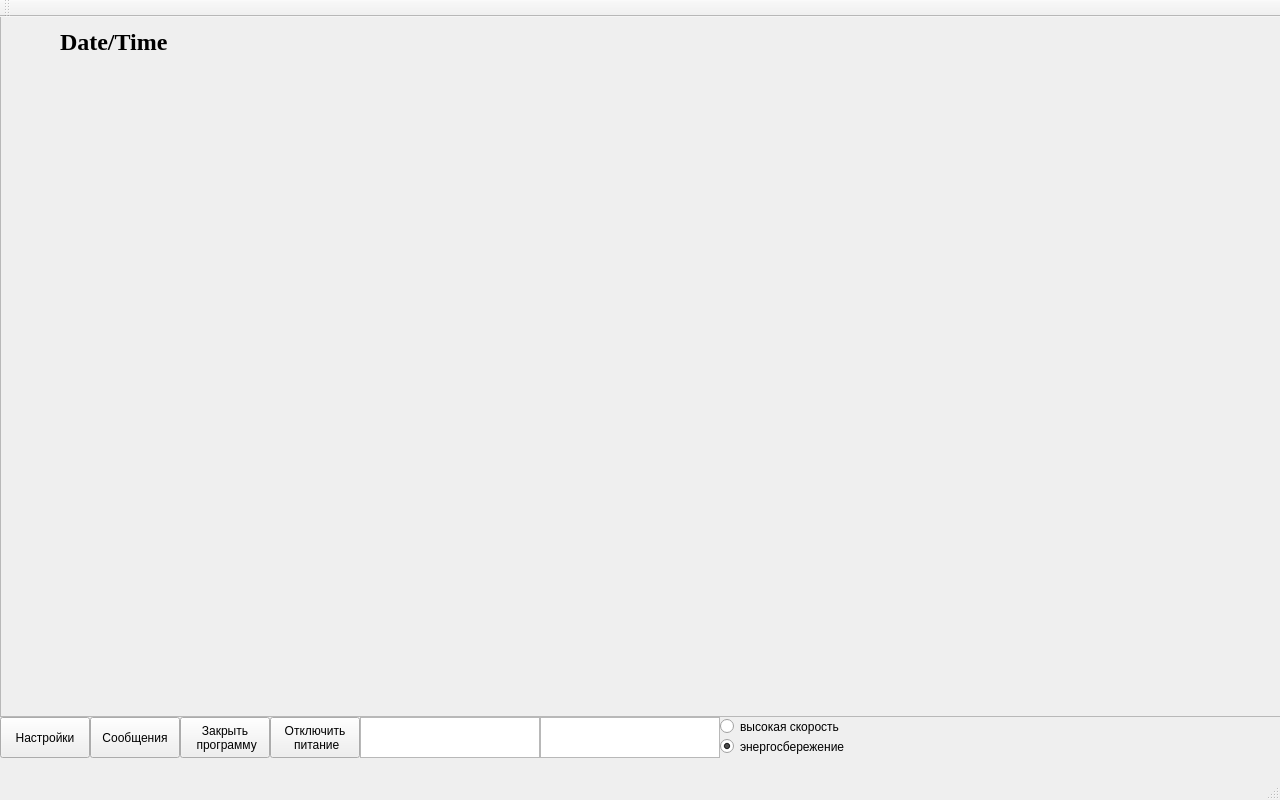
Old version of the form mainwindow.ui in the repository tomyqg/topaz-m.
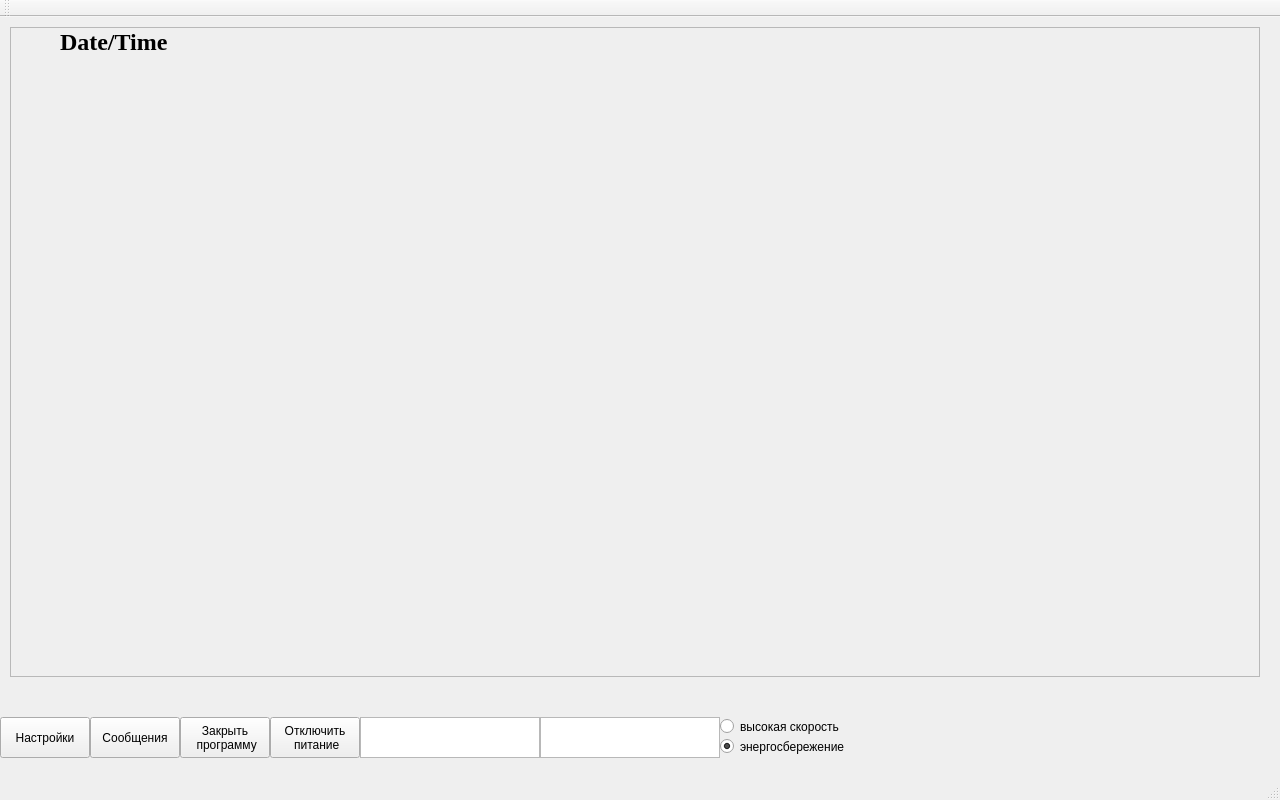
New version of the form. Icons and pictures are not drawn. Custom widgets are drawn as their Qt base class.

```diff
--- a/mainwindow.ui
+++ b/mainwindow.ui
@@ -52,7 +52,7 @@
       <x>10</x>
       <y>10</y>
       <width>1251</width>
-      <height>691</height>
+      <height>650</height>
      </rect>
     </property>
     <property name="sizePolicy">
@@ -111,16 +111,6 @@
       <pixmap>logo.jpg</pixmap>
      </property>
     </widget>
-    <widget class="QWidget" name="MessagesWidget" native="true">
-     <property name="geometry">
-      <rect>
-       <x>39</x>
-       <y>30</y>
-       <width>1211</width>
-       <height>661</height>
-      </rect>
-     </property>
-    </widget>
    </widget>
    <widget class="QPushButton" name="pushButton_2">
     <property name="geometry">
@@ -240,10 +230,10 @@
    <widget class="QFrame" name="frame">
     <property name="geometry">
      <rect>
-      <x>0</x>
-      <y>-41</y>
-      <width>1281</width>
-      <height>741</height>
+      <x>10</x>
+      <y>10</y>
+      <width>1250</width>
+      <height>650</height>
      </rect>
     </property>
     <property name="frameShape">
@@ -252,6 +242,18 @@
     <property name="frameShadow">
      <enum>QFrame::Raised</enum>
     </property>
+    <zorder>MessagesWidget</zorder>
+   </widget>
+   <widget class="QWidget" name="MessagesWidget" native="true">
+    <property name="geometry">
+     <rect>
+      <x>49</x>
+      <y>40</y>
+      <width>1211</width>
+      <height>650</height>
+     </rect>
+    </property>
+    <zorder>frame</zorder>
    </widget>
   </widget>
   <widget class="QMenuBar" name="menuBar">
```
